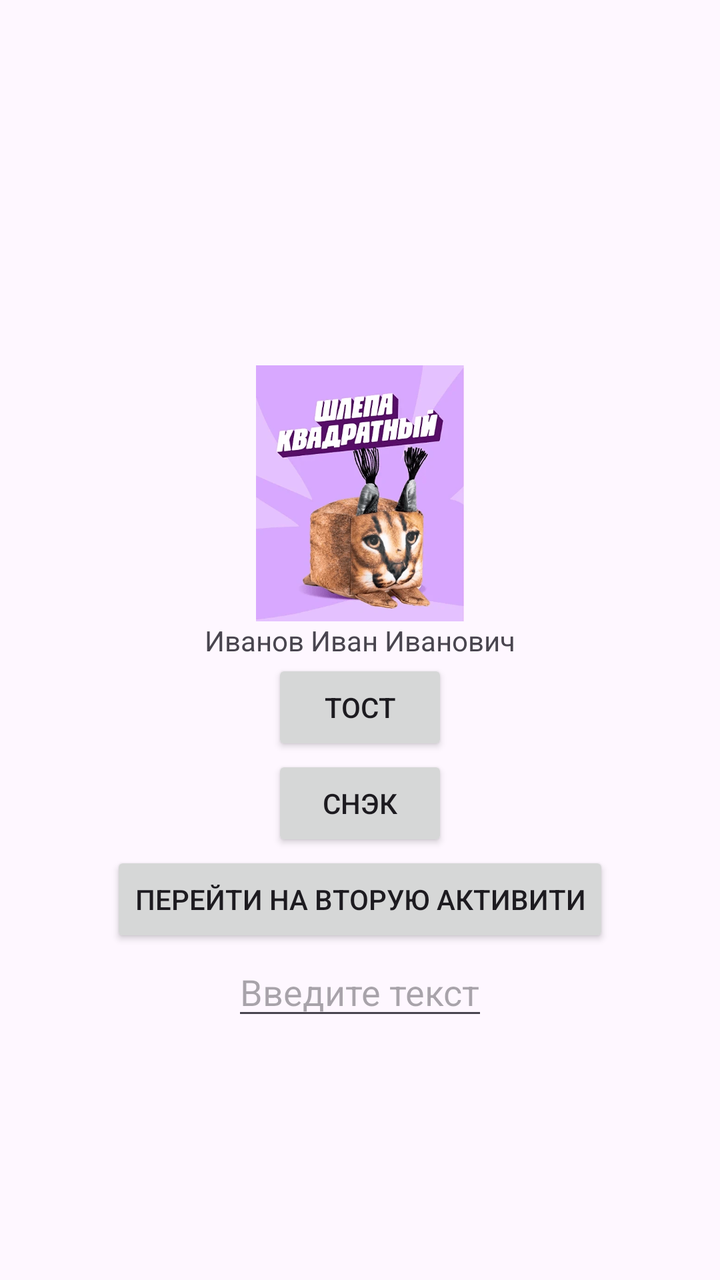
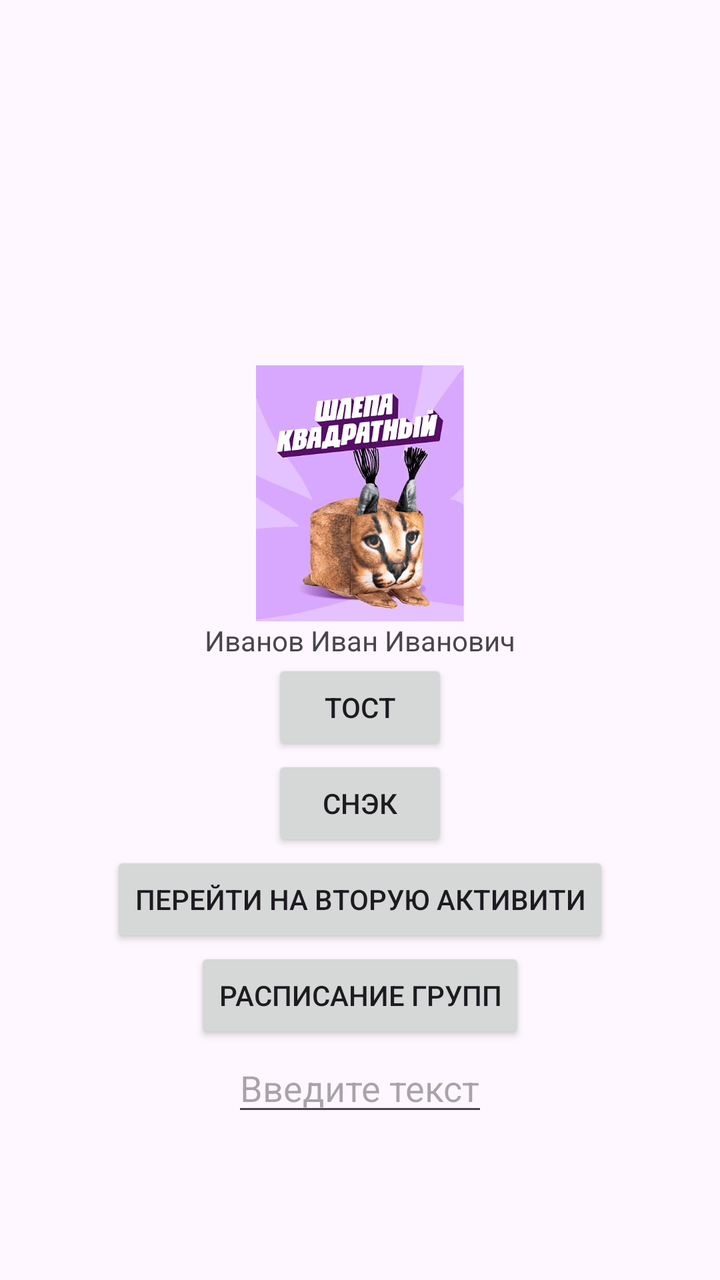

Before-and-after screenshots of an Android layout around one commit, followed by the original layout XML and the change that was made.
<!-- AndroidManifest.xml: application theme Theme.FirstProg -->
<!-- res/layout/activity_main.xml -->
<?xml version="1.0" encoding="utf-8"?>
<androidx.constraintlayout.widget.ConstraintLayout xmlns:android="http://schemas.android.com/apk/res/android"
    xmlns:app="http://schemas.android.com/apk/res-auto"
    xmlns:tools="http://schemas.android.com/tools"
    android:id="@+id/main"
    android:layout_width="match_parent"
    android:layout_height="match_parent"
    tools:context=".MainActivity">

    <TextView
        android:id="@+id/textView"
        android:layout_width="wrap_content"
        android:layout_height="wrap_content"
        android:text="@string/my_fio"
        app:layout_constraintBottom_toBottomOf="parent"
        app:layout_constraintEnd_toEndOf="parent"
        app:layout_constraintStart_toStartOf="parent"
        app:layout_constraintTop_toTopOf="parent" />

    <Button
        android:id="@+id/buttonToast"
        android:layout_width="wrap_content"
        android:layout_height="wrap_content"
        android:text="@string/button"
        app:layout_constraintStart_toStartOf="parent"
        app:layout_constraintEnd_toEndOf="parent"
        app:layout_constraintTop_toBottomOf="@id/textView"

        />
    <Button
        android:id="@+id/buttonSnack"
        android:layout_width="wrap_content"
        android:layout_height="wrap_content"
        android:text="@string/snack"
        app:layout_constraintStart_toStartOf="parent"
        app:layout_constraintEnd_toEndOf="parent"
        app:layout_constraintTop_toBottomOf="@id/buttonToast"
        />

    <Button
        android:id="@+id/buttonToSecond"
        android:layout_width="wrap_content"
        android:layout_height="wrap_content"
        android:text="@string/textOnBtn1"
        app:layout_constraintStart_toStartOf="parent"
        app:layout_constraintEnd_toEndOf="parent"
        app:layout_constraintTop_toBottomOf="@id/buttonSnack"
        />

    <ImageView
        android:id="@+id/imageAvatar"
        android:layout_width="128dp"
        android:layout_height="128dp"
        android:contentDescription="@string/avatar"
        android:src="@drawable/avatar"
        app:layout_constraintStart_toStartOf="parent"
        app:layout_constraintEnd_toEndOf="parent"
        app:layout_constraintBottom_toTopOf="@id/textView"
        />

    <EditText
        android:id="@+id/editText1"
        android:layout_width="wrap_content"
        android:layout_height="wrap_content"
        android:autofillHints="name"
        app:layout_constraintStart_toStartOf="parent"
        app:layout_constraintEnd_toEndOf="parent"
        app:layout_constraintTop_toBottomOf="@id/buttonToSecond"
        android:hint="@string/HintEditText"
        android:inputType="text"
        />

</androidx.constraintlayout.widget.ConstraintLayout>
<!-- resources referenced by this layout -->
<resources>
  <!-- drawable avatar: webp bitmap (drawable, 49178 bytes) -->
  <string name="HintEditText">Введите текст</string>
  <string name="avatar">Avatar</string>
  <string name="button">Тост</string>
  <string name="my_fio">Иванов Иван Иванович</string>
  <string name="snack">Снэк</string>
  <string name="textOnBtn1">Перейти на вторую активити</string>
  <style name="Theme.FirstProg" parent="Base.Theme.FirstProg" />
  <style name="Base.Theme.FirstProg" parent="Theme.Material3.DayNight.NoActionBar">
          
          
      </style>
</resources>

<!-- the commit's change to res/layout/activity_main.xml (unified diff, before → after) -->
@@ -65,9 +65,26 @@
         android:autofillHints="name"
         app:layout_constraintStart_toStartOf="parent"
         app:layout_constraintEnd_toEndOf="parent"
-        app:layout_constraintTop_toBottomOf="@id/buttonToSecond"
+        app:layout_constraintTop_toBottomOf="@id/btnToSched"
         android:hint="@string/HintEditText"
         android:inputType="text"
         />
 
+    <androidx.recyclerview.widget.RecyclerView
+        android:id="@+id/recyclerView"
+        android:layout_width="match_parent"
+        android:layout_height="0dp"
+        android:layout_weight="1"
+        android:scrollbars="vertical"
+        tools:ignore="MissingConstraints" />
+
+    <Button
+        android:id="@+id/btnToSched"
+        android:layout_width="wrap_content"
+        android:layout_height="wrap_content"
+        android:text="@string/BtnToSchedText"
+        app:layout_constraintStart_toStartOf="parent"
+        app:layout_constraintEnd_toEndOf="parent"
+        app:layout_constraintTop_toBottomOf="@id/buttonToSecond"
+        />
 </androidx.constraintlayout.widget.ConstraintLayout>
<!-- resource entries referenced after the edit -->
@@ -1,6 +1,7 @@
 <!-- resources referenced by this layout -->
 <resources>
   <!-- drawable avatar: webp bitmap (drawable, 49178 bytes) -->
+  <string name="BtnToSchedText">Расписание групп</string>
   <string name="HintEditText">Введите текст</string>
   <string name="avatar">Avatar</string>
   <string name="button">Тост</string>
